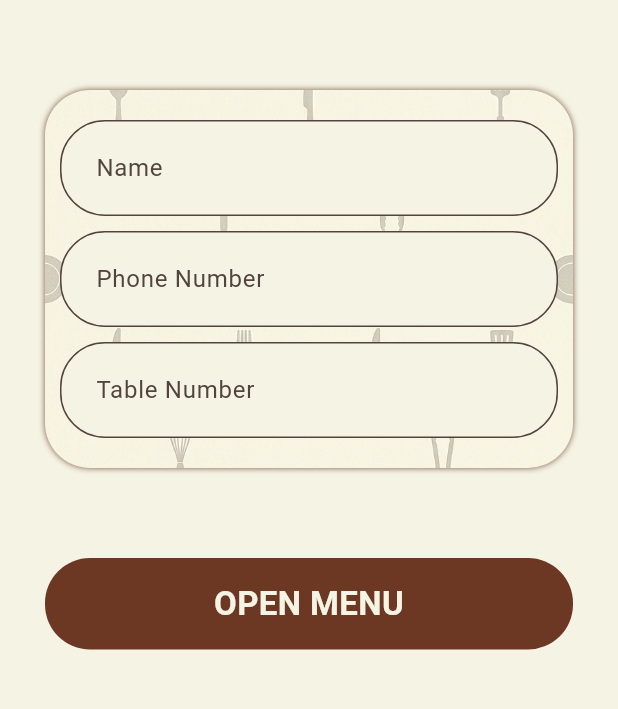
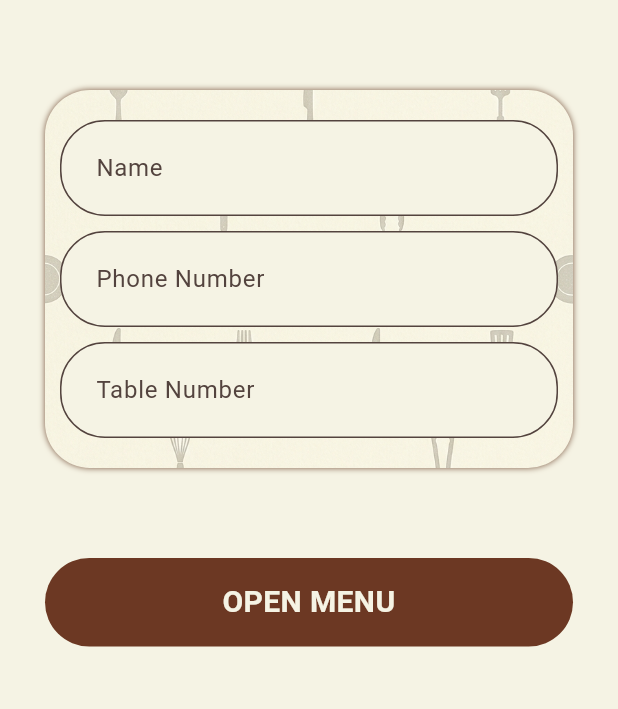
Before and after one commit to subhajitSahoo671/menu_servex, a Flutter app: the screen it shows after launch, on a phone screen of 412 x 824 dp, the part 345-1054 px from its top. Run offline on Flutter 3.47's test engine with Material 3 defaults, Android fonts, the phone set to English and light mode, and no system bars; our stand-ins replace cloud_firestore, dartz, firebase_core, flutter_bloc, font_awesome_flutter, get_it; accounts and stored records are empty.

Commit message:
sidebar complete

```diff
--- a/flutter_launcher_icons.yaml
+++ b/flutter_launcher_icons.yaml
@@ -1,6 +1,8 @@
 # flutter pub run flutter_launcher_icons
 flutter_launcher_icons:
-  image_path: "assets/images/logo_menu_10.png"
+  image_path: "assets/images/logo_menu10.png"
+  adaptive_icon_background: "assets/images/logo_bg.png"
+  adaptive_icon_foreground: "assets/images/logo_menu10.png"
 
   android: "launcher_icon"
   # image_path_android: "assets/icon/icon.png"
@@ -20,7 +22,7 @@ flutter_launcher_icons:
 
   web:
     generate: true
-    image_path: "path/to/image.png"
+    image_path: "assets/images/logo_menu_10.png"
     background_color: "#hexcode"
     theme_color: "#hexcode"
 
--- a/lib/presentation/customer_details/pages/customer_details.dart
+++ b/lib/presentation/customer_details/pages/customer_details.dart
@@ -49,6 +49,9 @@ class Customerdetails extends StatelessWidget {
   Widget _customerDetails() {
     return Container(
       width: double.infinity,
+      constraints: BoxConstraints(
+        maxWidth: 500
+      ),
       decoration: BoxDecoration(
           image: DecorationImage(
             fit: BoxFit.cover,
@@ -122,6 +125,9 @@ class Customerdetails extends StatelessWidget {
       child: Container(
         // height: 50,
         width: double.infinity,
+        constraints: BoxConstraints(
+          maxWidth: 500
+        ),
         decoration: BoxDecoration(
           color: AppColors.primary,
           borderRadius: BorderRadius.circular(30)
@@ -130,7 +136,7 @@ class Customerdetails extends StatelessWidget {
           padding: const EdgeInsets.symmetric(horizontal: 25.0, vertical: 15),
           child: Text("OPEN MENU",
           textAlign: TextAlign.center,
-          style: TextStyle(fontWeight: FontWeight.bold, color: Color(0xffF5F3E4), fontSize: 22),
+          style: TextStyle(fontWeight: FontWeight.bold, color: Color(0xffF5F3E4), fontSize: 20),
           ),
         ),
       ),
--- a/lib/service_locator.dart
+++ b/lib/service_locator.dart
@@ -14,4 +14,5 @@ Future<void> initializeDependencies() async{
 
     sl.registerSingleton<GetMenuCategoriesUsecase>(GetMenuCategoriesUsecase());
 
+
 }
```
Also changed, not shown: lib/presentation/home/pages/home_page.dart (+7 -85 lines), lib/presentation/home/widgets/menu_items.dart (+7 -5 lines), lib/presentation/home/widgets/side_bar.dart (+4 -3 lines), assets/images/logo_menu10.png (added), 31 other files.
